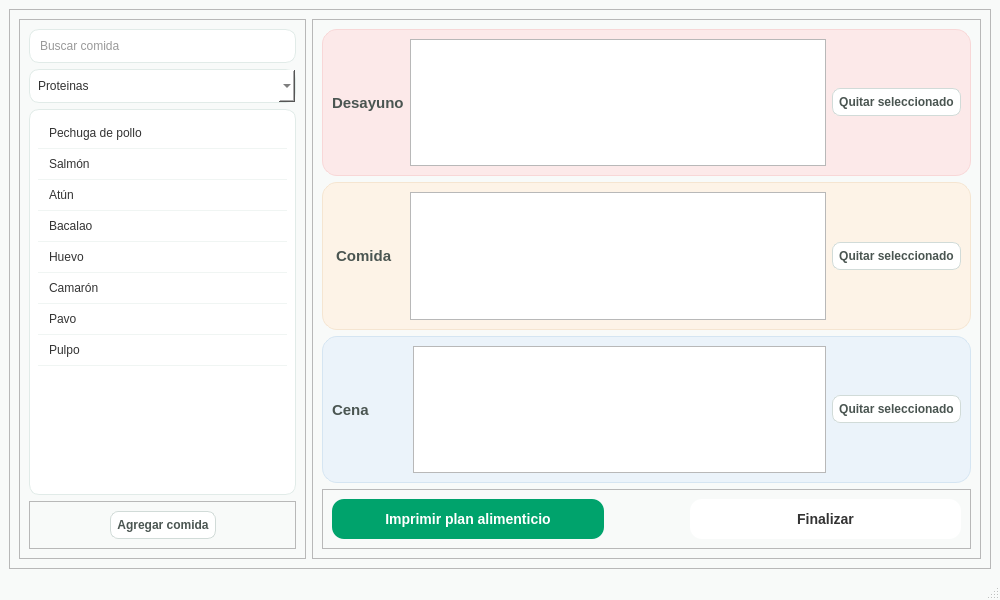
Old version of the form views/receta.ui in the repository marcoaguilera2005maac-svg/planesAlimenticios.
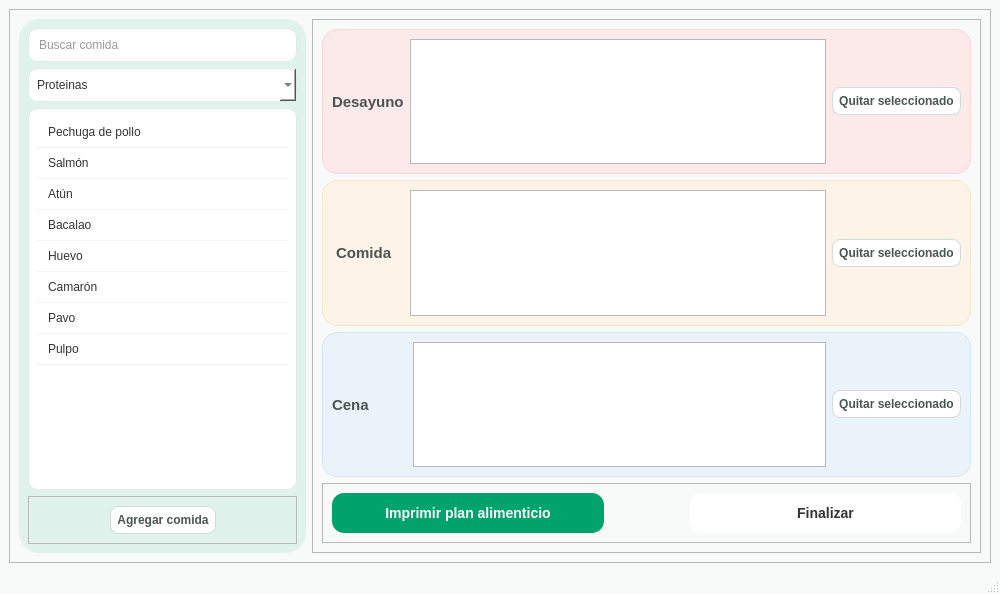
New version of the form.

Patch:
```diff
--- a/views/receta.ui
+++ b/views/receta.ui
@@ -7,7 +7,7 @@
     <x>0</x>
     <y>0</y>
     <width>1000</width>
-    <height>600</height>
+    <height>594</height>
    </rect>
   </property>
   <property name="windowTitle">
@@ -120,6 +120,10 @@
     background-color: #EBF3FA;
     border: 1px solid #D5E5F2;
     border-radius: 15px;
+}
+QFrame#frame_buscador{
+    background-color:#dff2ec;
+	border-radius: 20px;
 }</string>
   </property>
   <widget class="QWidget" name="centralwidget">
```
